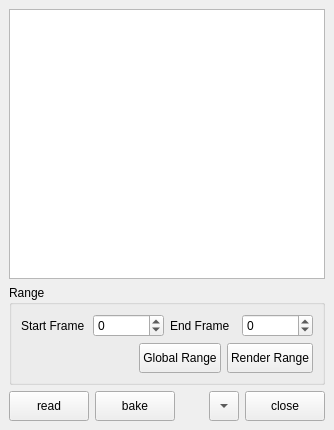
Qt form app/fusion/python/rs_fusion/tool/bake_tool/bake_tool.ui (nakano000/Resolve_Script) before a commit.
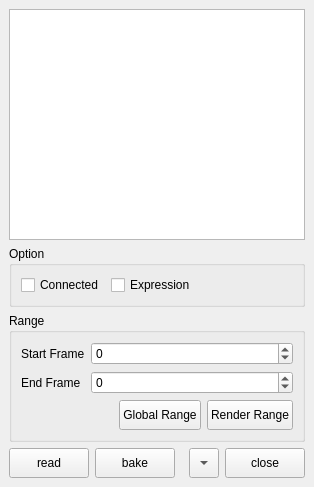
The same form after that commit.

Commit message: Bake Toolで接続されたpramとエクスプレッションがあるparamのみ表示するオプション追加

```diff
--- a/app/fusion/python/rs_fusion/tool/bake_tool/bake_tool.ui
+++ b/app/fusion/python/rs_fusion/tool/bake_tool/bake_tool.ui
@@ -6,15 +6,15 @@
    <rect>
     <x>0</x>
     <y>0</y>
-    <width>334</width>
-    <height>430</height>
+    <width>314</width>
+    <height>487</height>
    </rect>
   </property>
   <property name="windowTitle">
    <string>MainWindow</string>
   </property>
   <widget class="QWidget" name="centralwidget">
-   <layout class="QVBoxLayout" name="verticalLayout_2">
+   <layout class="QVBoxLayout" name="verticalLayout_3">
     <item>
      <widget class="QTreeView" name="treeView">
       <property name="editTriggers">
@@ -25,6 +25,46 @@
       </property>
      </widget>
     </item>
+    <item>
+     <widget class="QGroupBox" name="groupBox_2">
+      <property name="title">
+       <string>Option</string>
+      </property>
+      <layout class="QVBoxLayout" name="verticalLayout_2">
+       <item>
+        <layout class="QHBoxLayout" name="horizontalLayout_3">
+         <item>
+          <widget class="QCheckBox" name="connectedCheckBox">
+           <property name="text">
+            <string>Connected</string>
+           </property>
+          </widget>
+         </item>
+         <item>
+          <widget class="QCheckBox" name="expressionCheckBox">
+           <property name="text">
+            <string>Expression</string>
+           </property>
+          </widget>
+         </item>
+         <item>
+          <spacer name="horizontalSpacer_3">
+           <property name="orientation">
+            <enum>Qt::Horizontal</enum>
+           </property>
+           <property name="sizeHint" stdset="0">
+            <size>
+             <width>40</width>
+             <height>20</height>
+            </size>
+           </property>
+          </spacer>
+         </item>
+        </layout>
+       </item>
+      </layout>
+     </widget>
+    </item>
     <item>
      <widget class="QGroupBox" name="groupBox">
       <property name="title">
@@ -32,16 +72,22 @@
       </property>
       <layout class="QVBoxLayout" name="verticalLayout">
        <item>
-        <layout class="QHBoxLayout" name="horizontalLayout_2">
-         <item>
+        <layout class="QFormLayout" name="formLayout">
+         <item row="0" column="0">
           <widget class="QLabel" name="label">
            <property name="text">
             <string>Start Frame</string>
            </property>
           </widget>
          </item>
-         <item>
+         <item row="0" column="1">
           <widget class="QSpinBox" name="sfSpinBox">
+           <property name="sizePolicy">
+            <sizepolicy hsizetype="Expanding" vsizetype="Fixed">
+             <horstretch>0</horstretch>
+             <verstretch>0</verstretch>
+            </sizepolicy>
+           </property>
            <property name="minimum">
             <number>-999999999</number>
            </property>
@@ -50,15 +96,21 @@
            </property>
           </widget>
          </item>
-         <item>
+         <item row="1" column="0">
           <widget class="QLabel" name="label_2">
            <property name="text">
             <string>End Frame</string>
            </property>
           </widget>
          </item>
-         <item>
+         <item row="1" column="1">
           <widget class="QSpinBox" name="efSpinBox">
+           <property name="sizePolicy">
+            <sizepolicy hsizetype="Expanding" vsizetype="Fixed">
+             <horstretch>0</horstretch>
+             <verstretch>0</verstretch>
+            </sizepolicy>
+           </property>
            <property name="minimum">
             <number>-999999999</number>
            </property>
```
The commit also changes 2 other files.
